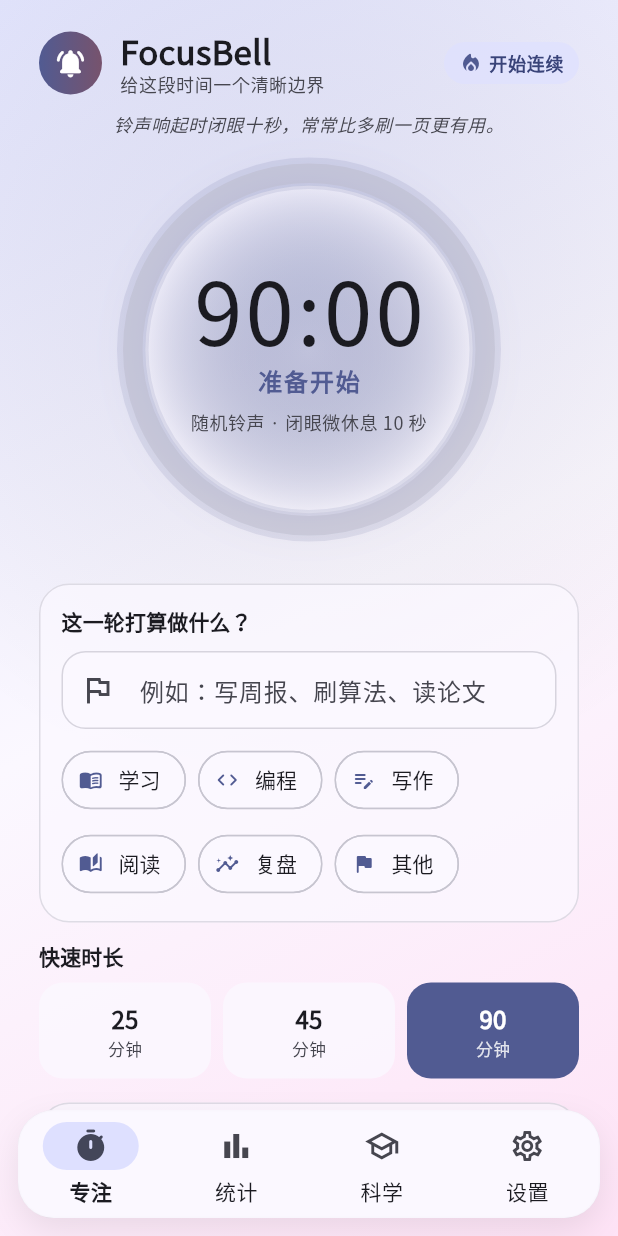
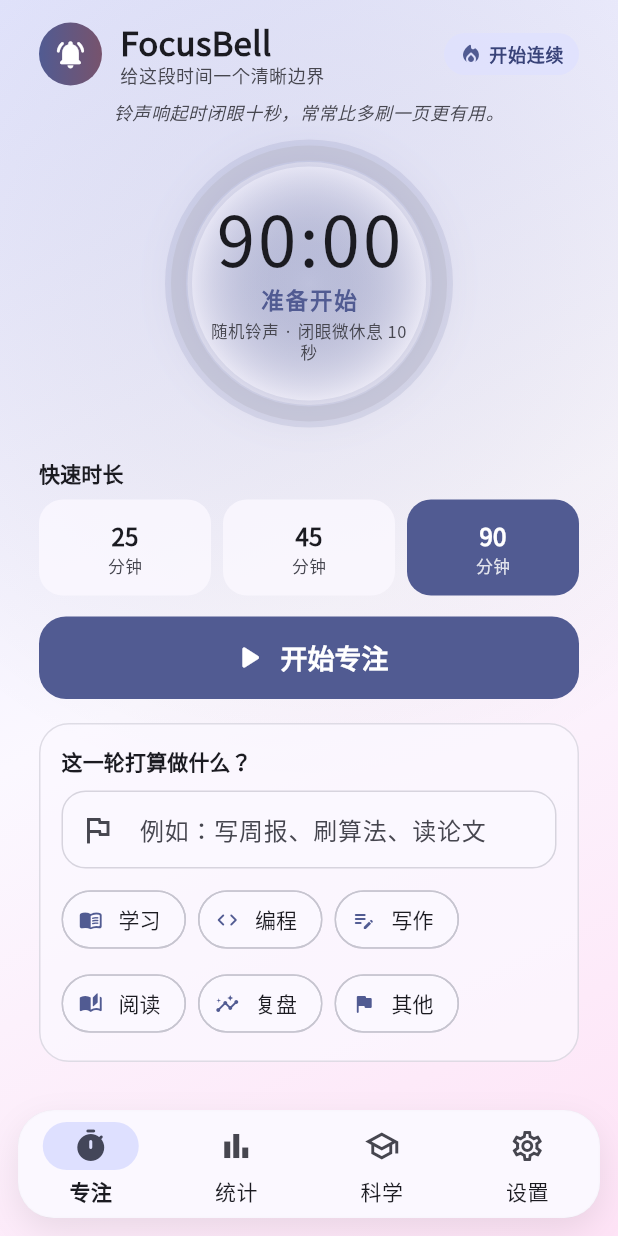
Before and after one commit to StayGoldTY/focus-bell, a Flutter app: the screen it shows after launch, on a phone screen of 412 x 824 dp. Run offline on Flutter 3.47's test engine with Material 3 defaults, Android fonts, the phone set to English and light mode, and no system bars; our stand-ins replace dio, flutter_animate, flutter_riverpod, go_router, google_fonts, just_audio and 1 more; missing offline and left inert: dart:html, dart:js_interop.

Commit message:
Keep the start button above the nav and dismiss overlays cleanly.
Move the primary CTA above the fold, give every tab room above the
floating navigation bar, and pop confirmation dialogs when a micro-rest
or long-break overlay takes over the shell.

Co-authored-by: Alexander  Walker <StayGoldTY@users.noreply.github.com>

```diff
--- a/lib/features/timer/pages/timer_page.dart
+++ b/lib/features/timer/pages/timer_page.dart
@@ -31,6 +31,7 @@ class _TimerPageState extends ConsumerState<TimerPage> {
 
   late final TextEditingController _titleController;
   late final FocusNode _titleFocusNode;
+  bool _stopDialogOpen = false;
 
   @override
   void initState() {
@@ -86,6 +87,22 @@ class _TimerPageState extends ConsumerState<TimerPage> {
       }
     });
 
+    ref.listen<TimerPhase>(timerProvider.select((state) => state.phase), (
+      previous,
+      next,
+    ) {
+      if (!_stopDialogOpen) {
+        return;
+      }
+      if (next == TimerPhase.microRest || next == TimerPhase.longBreak) {
+        final navigator = Navigator.of(context, rootNavigator: true);
+        if (navigator.canPop()) {
+          navigator.pop(false);
+        }
+        _stopDialogOpen = false;
+      }
+    });
+
     return CallbackShortcuts(
       bindings: {
         const SingleActivator(LogicalKeyboardKey.space): () {
@@ -126,12 +143,13 @@ class _TimerPageState extends ConsumerState<TimerPage> {
                     _contentMaxWidth,
                   );
               final timerBaseSize = denseLayout
-                  ? 176.0
+                  ? 156.0
                   : compactLayout
-                  ? 208.0
-                  : 248.0;
+                  ? 184.0
+                  : 216.0;
 
               return SafeArea(
+                bottom: false,
                 child: Center(
                   child: SizedBox(
                     width: contentWidth + horizontalPadding * 2,
@@ -146,7 +164,7 @@ class _TimerPageState extends ConsumerState<TimerPage> {
                             0,
                             constraints.maxHeight -
                                 verticalPadding * 2 -
-                                MediaQuery.paddingOf(context).vertical,
+                                MediaQuery.paddingOf(context).top,
                           ),
                         ),
                         child: SizedBox(
@@ -155,16 +173,16 @@ class _TimerPageState extends ConsumerState<TimerPage> {
                             children: [
                               _buildHeader(timerState, storage, theme),
                               if (!denseLayout) ...[
-                                const SizedBox(height: 10),
+                                const SizedBox(height: 8),
                                 _buildQuote(theme),
                               ],
-                              SizedBox(height: denseLayout ? 12 : 18),
+                              SizedBox(height: denseLayout ? 10 : 14),
                               _buildTimer(
                                 timerState,
                                 storage,
                                 timerSize: timerBaseSize,
                               ),
-                              SizedBox(height: denseLayout ? 12 : 16),
+                              SizedBox(height: denseLayout ? 10 : 12),
                               _buildStatusInfo(
                                 timerState,
                                 draft,
@@ -172,24 +190,10 @@ class _TimerPageState extends ConsumerState<TimerPage> {
                                 compactLayout: compactLayout,
                               ),
                               if (timerState.isIdle) ...[
-                                SizedBox(height: denseLayout ? 12 : 16),
-                                _buildIntentionCard(
-                                  draft,
-                                  storage,
-                                  theme,
-                                  denseLayout: denseLayout,
-                                ),
-                                const SizedBox(height: 12),
+                                SizedBox(height: denseLayout ? 10 : 12),
                                 _buildQuickDurations(storage, theme),
                               ],
-                              SizedBox(height: denseLayout ? 12 : 16),
-                              _buildSessionOverview(
-                                timerState,
-                                storage,
-                                theme,
-                                compactLayout: compactLayout,
-                              ),
-                              SizedBox(height: denseLayout ? 14 : 18),
+                              SizedBox(height: denseLayout ? 12 : 14),
                               _buildControls(
                                 timerState,
                                 denseLayout: denseLayout,
@@ -203,6 +207,22 @@ class _TimerPageState extends ConsumerState<TimerPage> {
                                   ),
                                 ),
                               ],
+                              if (timerState.isIdle) ...[
+                                SizedBox(height: denseLayout ? 12 : 16),
+                                _buildIntentionCard(
+                                  draft,
+                                  storage,
+                                  theme,
+                                  denseLayout: denseLayout,
+                                ),
+                              ],
+                              SizedBox(height: denseLayout ? 12 : 16),
+                              _buildSessionOverview(
+                                timerState,
+                                storage,
+                                theme,
+                                compactLayout: compactLayout,
+                              ),
                               SizedBox(height: denseLayout ? 12 : 16),
                               _buildTodayProgress(
                                 timerState,
@@ -759,6 +779,10 @@ class _TimerPageState extends ConsumerState<TimerPage> {
   }
 
   Future<void> _confirmStop() async {
+    if (_stopDialogOpen) {
+      return;
+    }
+    _stopDialogOpen = true;
     final shouldStop = await showDialog<bool>(
       context: context,
       builder: (context) {
@@ -779,7 +803,12 @@ class _TimerPageState extends ConsumerState<TimerPage> {
       },
     );
 
-    if (shouldStop == true && mounted) {
+    if (!mounted) {
+      return;
+    }
+    _stopDialogOpen = false;
+
+    if (shouldStop == true) {
       ref.read(timerProvider.notifier).stop();
     }
   }
--- a/lib/shared/widgets/main_shell.dart
+++ b/lib/shared/widgets/main_shell.dart
@@ -36,6 +36,19 @@ class MainShell extends ConsumerWidget {
     final timerState = ref.watch(timerProvider);
     final currentIndex = _calculateIndex(GoRouterState.of(context).uri.path);
 
+    if (timerState.phase == TimerPhase.microRest ||
+        timerState.phase == TimerPhase.longBreak) {
+      WidgetsBinding.instance.addPostFrameCallback((_) {
+        if (!context.mounted) {
+          return;
+        }
+        Navigator.of(
+          context,
+          rootNavigator: true,
+        ).popUntil((route) => route is! PopupRoute);
+      });
+    }
+
     if (timerState.phase == TimerPhase.microRest) {
       return const MicroRestOverlay();
     }
@@ -48,7 +61,8 @@ class MainShell extends ConsumerWidget {
 
     return Scaffold(
       backgroundColor: Colors.transparent,
-      body: child,
+      extendBody: true,
+      body: Padding(padding: const EdgeInsets.only(bottom: 108), child: child),
       bottomNavigationBar: Padding(
         padding: const EdgeInsets.fromLTRB(12, 0, 12, 12),
         child: DecoratedBox(
```
